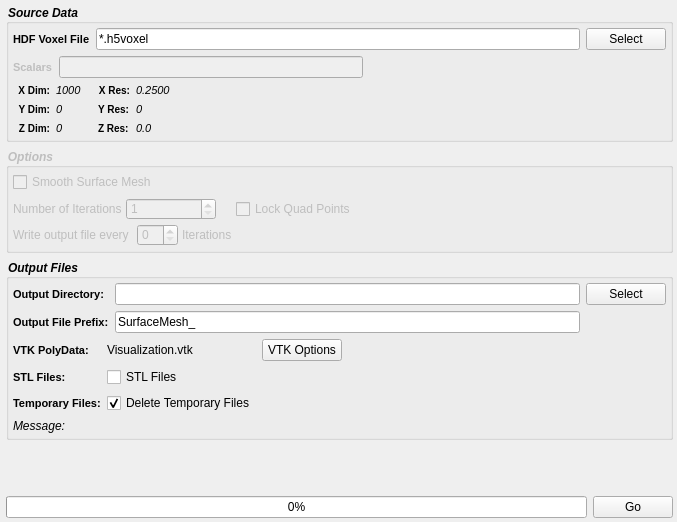
The window that Source/Plugins/SurfaceMesh/UI/SurfaceMeshWidget.ui (BlueQuartzSoftware/DREAM3D) describes before a commit, drawn with Qt 5.
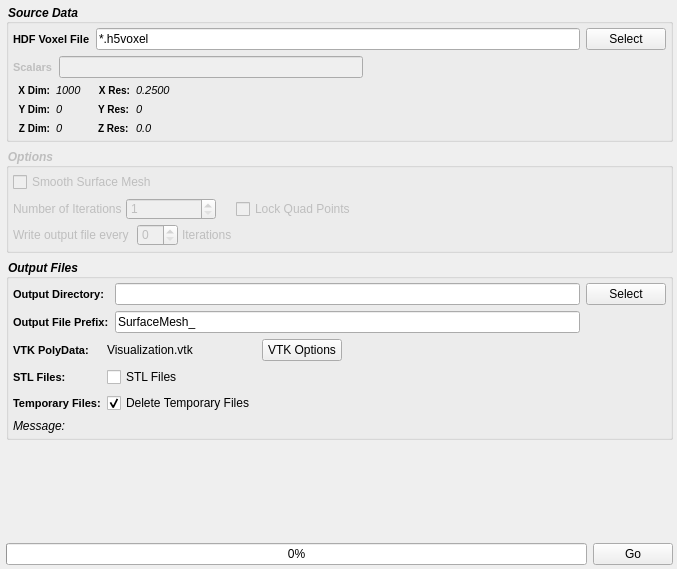
The same window after the commit. Custom widgets are drawn as their Qt base class.

Commit message: Fixing layout bugs on OS X due to the use of style sheets and the user of a specific font wieght and style. Fixing the titles on some open/save dialog windows

The edit to the form file:
```diff
--- a/Source/Plugins/SurfaceMesh/UI/SurfaceMeshWidget.ui
+++ b/Source/Plugins/SurfaceMesh/UI/SurfaceMeshWidget.ui
@@ -7,7 +7,7 @@
     <x>0</x>
     <y>0</y>
     <width>677</width>
-    <height>522</height>
+    <height>569</height>
    </rect>
   </property>
   <property name="windowTitle">
```
Left out of the diff: 24 changed lines with no effect on the pictures. The commit also changes 7 other files.
